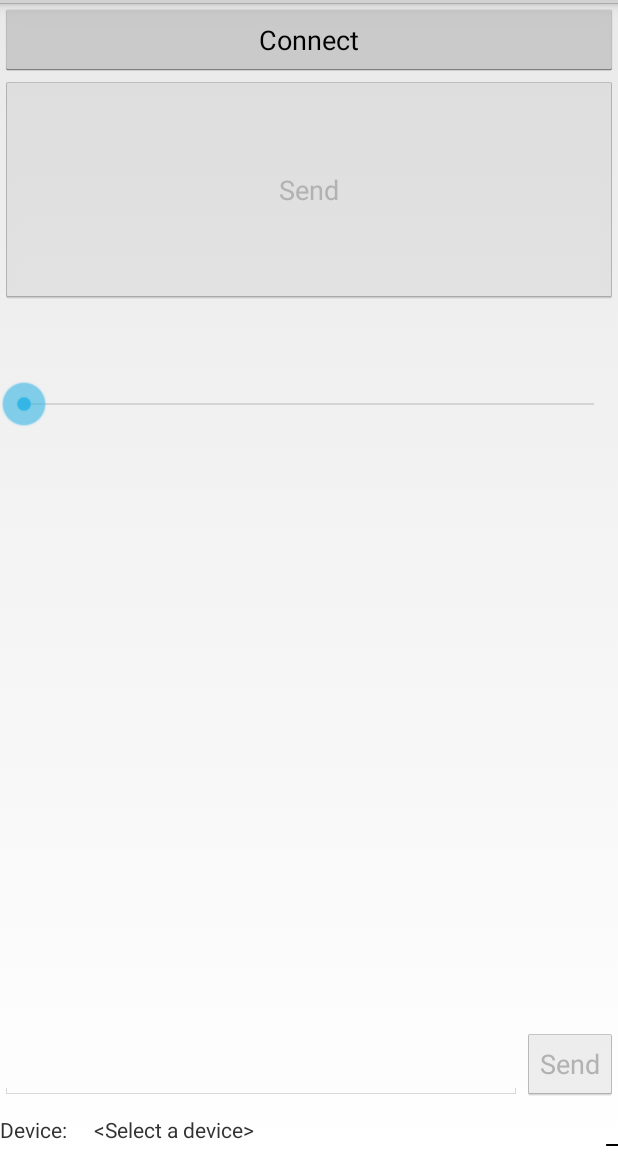
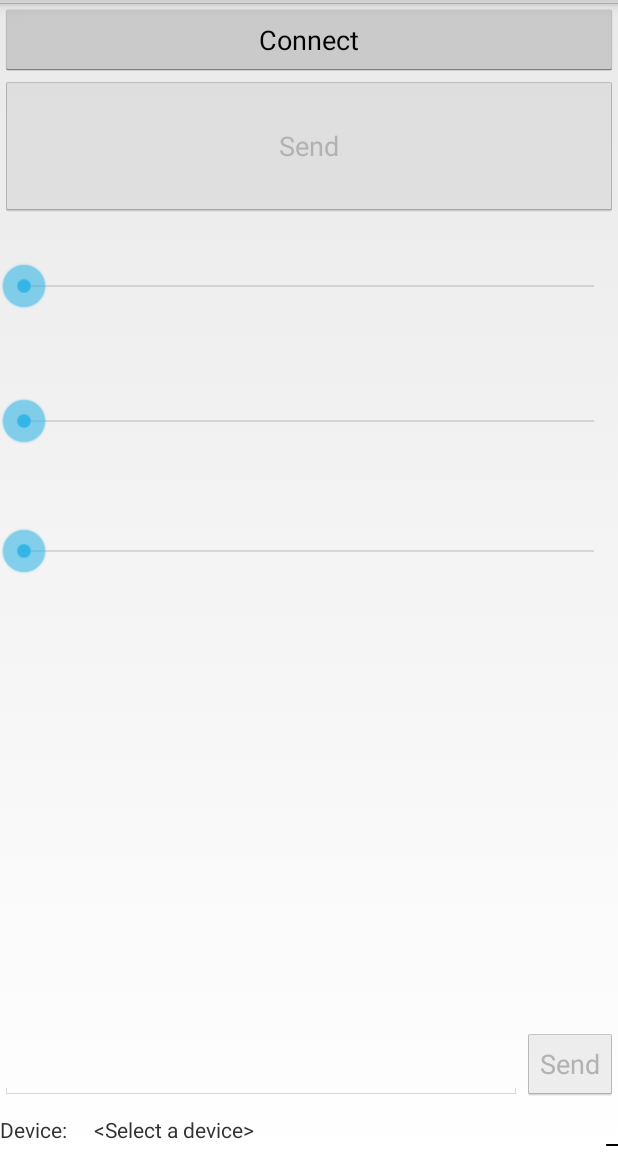
Before and after one commit to JorgenSteen/Android-nRF-UART-master, an Android app: the screen it shows after launch (MainActivity), on a phone screen of 412 x 824 dp, the part 69-1236 px from its top. Run offline under Robolectric (Android 15) with nearby library versions, the phone set to English and light mode, and no system bars; 2 statements that could not run were skipped.

Commit message:
Added functionality

```diff
--- a/app/src/main/res/layout/main.xml
+++ b/app/src/main/res/layout/main.xml
@@ -3,13 +3,13 @@
     xmlns:tools="http://schemas.android.com/tools"
     android:layout_width="fill_parent"
     android:layout_height="fill_parent"
-    android:orientation="vertical" >
+    android:orientation="vertical">
 
     <LinearLayout
         android:id="@+id/linearLayout2"
         android:layout_width="match_parent"
         android:layout_height="wrap_content"
-        android:orientation="horizontal" >
+        android:orientation="horizontal">
 
         <Button
             android:id="@+id/btn_select"
@@ -29,15 +29,27 @@
         <Button
             android:id="@+id/LayoutButton1"
             android:layout_width="match_parent"
-            android:layout_height="wrap_content"
+            android:layout_height="63dp"
             android:layout_weight="4.11"
             android:enabled="false"
             android:text="Send" />
 
         <SeekBar
-            android:id="@+id/seekBar"
+            android:id="@+id/seekBar_R"
             android:layout_width="match_parent"
-            android:layout_height="wrap_content"
+            android:layout_height="63dp"
+            android:layout_weight="4.11" />
+
+        <SeekBar
+            android:id="@+id/seekBar_G"
+            android:layout_width="match_parent"
+            android:layout_height="55dp"
+            android:layout_weight="4.11" />
+
+        <SeekBar
+            android:id="@+id/seekBar_B"
+            android:layout_width="match_parent"
+            android:layout_height="56dp"
             android:layout_weight="4.11" />
 
         <RelativeLayout
@@ -49,7 +61,7 @@
 
             <EditText
                 android:id="@+id/sendText"
-                android:layout_width="102dp"
+                android:layout_width="50dp"
                 android:layout_height="wrap_content"
                 android:layout_alignParentBottom="true"
                 android:layout_alignParentLeft="true"
@@ -67,7 +79,8 @@
                 android:layout_width="match_parent"
                 android:layout_height="wrap_content"
                 android:layout_alignParentStart="true"
-                android:layout_alignParentTop="true"></ListView>
+                android:layout_alignParentTop="true"
+                android:layout_marginTop="177dp"></ListView>
 
             <Button
                 android:id="@+id/sendButton"
@@ -87,7 +100,7 @@
         android:layout_height="wrap_content"
         android:layout_marginBottom="10dp"
         android:layout_marginTop="10dp"
-        android:orientation="vertical" >
+        android:orientation="vertical">
 
         <TextView
             android:id="@+id/deviceLabel"
```
Also changed, not shown: app/src/main/java/com/nordicsemi/nrfUARTv2/MainActivity.java (+41 -17 lines).
